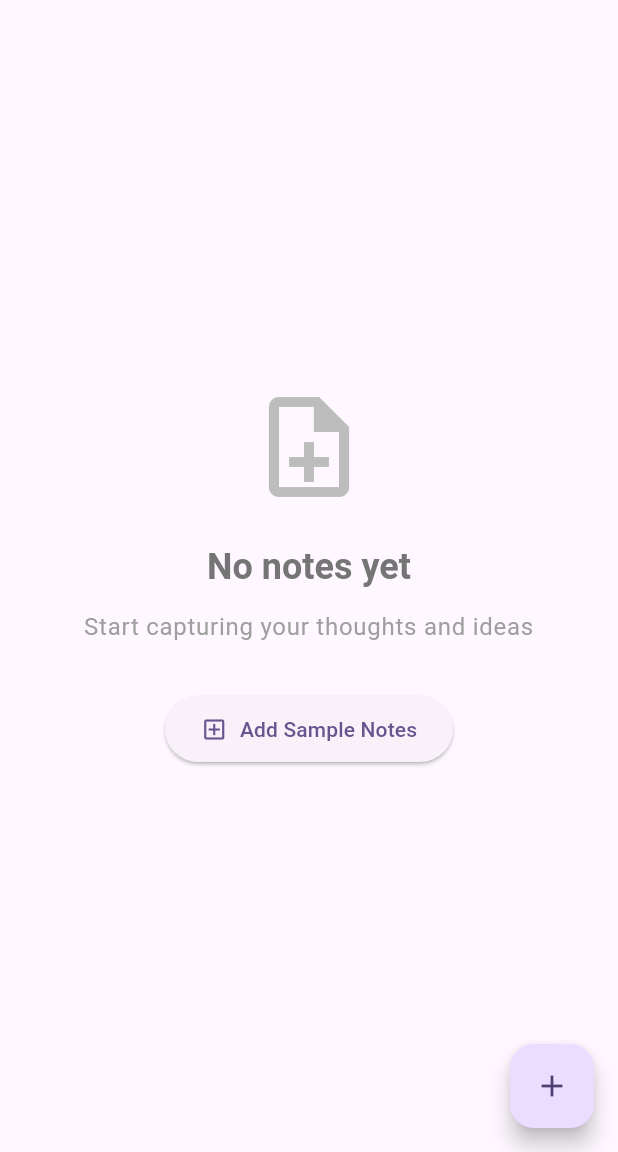
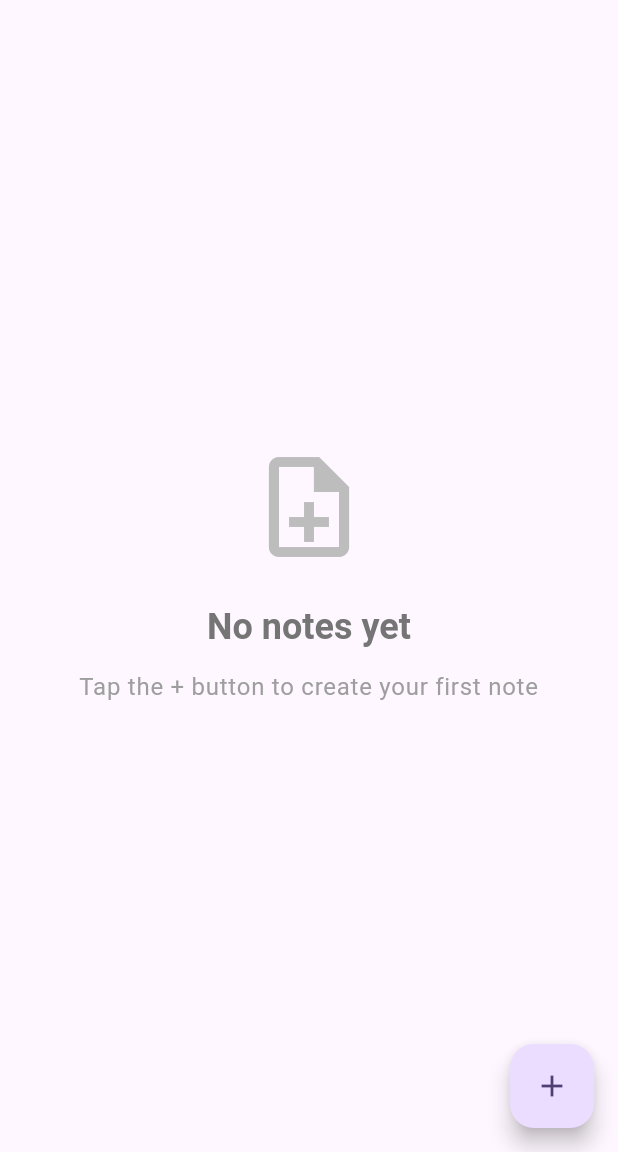
Before and after one commit to abeshahsan/innervoices, a Flutter app: the screen it shows once a user with an empty profile is signed in, on a phone screen of 412 x 824 dp, the part 84-1236 px from its top. Run offline on Flutter 3.47's test engine with Material 3 defaults, Android fonts, the phone set to English and light mode, and no system bars; our stand-ins replace bloc, firebase_auth, firebase_core, flutter_bloc, google_sign_in, realm; missing offline and left inert: realm_common; accounts and stored records are empty; generated files the repository leaves out were written again.

Commit message:
rename folder presentation to ui.

```diff
--- a/lib/main.dart
+++ b/lib/main.dart
@@ -8,8 +8,8 @@ import 'package:innervoices/data/repositories/note_repository_realm.dart';
 import 'package:innervoices/data/services/google_auth_service.dart';
 import 'package:innervoices/data/services/note_realm_service.dart';
 import 'package:innervoices/data/services/realm_manager.dart';
-import 'package:innervoices/presentation/screens/home.dart';
-import 'package:innervoices/presentation/screens/sign_in.dart';
+import 'package:innervoices/ui/screens/home.dart';
+import 'package:innervoices/ui/screens/sign_in.dart';
 
 void main() async {
   WidgetsFlutterBinding.ensureInitialized();
@@ -39,24 +39,31 @@ class InnerVoicesApp extends StatelessWidget {
     );
     /***** End repositories initialization *****/
 
-    return BlocProvider<UserBloc>(
-      create: (context) => UserBloc(authRepository)..add(CheckAuthStatus()),
+    return MultiBlocProvider(
+      providers: [
+        BlocProvider<UserBloc>(
+          create: (context) => UserBloc(authRepository)..add(CheckAuthStatus()),
+        ),
+        BlocProvider<NoteBloc>(
+          create: (context) => NoteBloc(noteRepository, '')..add(LoadNotes()),
+        ),
+      ],
       child: MaterialApp(
         title: 'Inner Voices',
         theme: ThemeData(
           colorScheme: ColorScheme.fromSeed(seedColor: Colors.deepPurple),
           useMaterial3: true,
         ),
-        home: AuthGate(noteRepository: noteRepository),
+        home: AuthGate(),
       ),
     );
   }
 }
 
 class AuthGate extends StatelessWidget {
-  final NoteRepositoryRealm noteRepository;
+  // final NoteRepositoryRealm noteRepository;
 
-  const AuthGate({super.key, required this.noteRepository});
+  const AuthGate({super.key});
 
   @override
   Widget build(BuildContext context) {
@@ -67,13 +74,7 @@ class AuthGate extends StatelessWidget {
             body: Center(child: CircularProgressIndicator()),
           );
         } else if (state is UserAuthenticated) {
-          // Create NoteBloc with authenticated user's ID
-          return BlocProvider<NoteBloc>(
-            create: (context) =>
-                NoteBloc(noteRepository, state.firebaseUser.uid)
-                  ..add(LoadNotes()),
-            child: const HomePage(),
-          );
+          return HomePage();
         } else {
           return const SignInPage();
         }
--- a/lib/presentation/screens/home.dart
+++ b/lib/ui/screens/home.dart
@@ -2,10 +2,10 @@ import 'package:flutter/material.dart';
 import 'package:flutter_bloc/flutter_bloc.dart';
 import 'package:innervoices/bloc/note/note_bloc.dart';
 import 'package:innervoices/bloc/user/user_bloc.dart';
-import 'package:innervoices/data/services/sample_data_helper.dart';
 import 'package:innervoices/models/note.dart';
-import 'package:innervoices/presentation/widgets/appbar.dart';
-import 'package:innervoices/presentation/widgets/drawer.dart';
+import 'package:innervoices/ui/screens/note_editor.dart';
+import 'package:innervoices/ui/widgets/appbar.dart';
+import 'package:innervoices/ui/widgets/drawer.dart';
 import 'package:intl/intl.dart';
 
 class HomePage extends StatelessWidget {
@@ -89,9 +89,8 @@ class HomePage extends StatelessWidget {
         ),
         floatingActionButton: FloatingActionButton(
           onPressed: () {
-            // TODO: Navigate to add note screen
-            ScaffoldMessenger.of(context).showSnackBar(
-              const SnackBar(content: Text('Add note feature coming soon!')),
+            Navigator.of(context).push(
+              MaterialPageRoute(builder: (context) => const NoteEditorScreen()),
             );
           },
           child: const Icon(Icons.add),
@@ -118,58 +117,11 @@ class HomePage extends StatelessWidget {
             ),
             const SizedBox(height: 12),
             Text(
-              'Start capturing your thoughts and ideas',
+              'Tap the + button to create your first note',
               style: Theme.of(
                 context,
               ).textTheme.bodyLarge?.copyWith(color: Colors.grey[500]),
               textAlign: TextAlign.center,
-            ),
-            const SizedBox(height: 32),
-            ElevatedButton.icon(
-              onPressed: () async {
-                final noteBloc = context.read<NoteBloc>();
-
-                // Show loading indicator
-                ScaffoldMessenger.of(context).showSnackBar(
-                  const SnackBar(content: Text('Adding sample notes...')),
-                );
-
-                try {
-                  await SampleDataHelper.insertSampleNotes(
-                    noteBloc.noteRepository,
-                    noteBloc.userId,
-                  );
-                  noteBloc.add(LoadNotes());
-
-                  if (context.mounted) {
-                    ScaffoldMessenger.of(context).hideCurrentSnackBar();
-                    ScaffoldMessenger.of(context).showSnackBar(
-                      const SnackBar(
-                        content: Text('Sample notes added successfully!'),
-                        backgroundColor: Colors.green,
-                      ),
-                    );
-                  }
-                } catch (e) {
-                  if (context.mounted) {
-                    ScaffoldMessenger.of(context).hideCurrentSnackBar();
-                    ScaffoldMessenger.of(context).showSnackBar(
-                      SnackBar(
-                        content: Text('Error: $e'),
-                        backgroundColor: Colors.red,
-                      ),
-                    );
-                  }
-                }
-              },
-              icon: const Icon(Icons.add_box_outlined),
-              label: const Text('Add Sample Notes'),
-              style: ElevatedButton.styleFrom(
-                padding: const EdgeInsets.symmetric(
-                  horizontal: 24,
-                  vertical: 12,
-                ),
-              ),
             ),
           ],
         ),
@@ -182,10 +134,11 @@ class HomePage extends StatelessWidget {
       elevation: 2,
       child: InkWell(
         onTap: () {
-          // TODO: Navigate to note detail/edit screen
-          ScaffoldMessenger.of(
-            context,
-          ).showSnackBar(SnackBar(content: Text('Tapped on: ${note.title}')));
+          Navigator.of(context).push(
+            MaterialPageRoute(
+              builder: (context) => NoteEditorScreen(note: note),
+            ),
+          );
         },
         borderRadius: BorderRadius.circular(12),
         child: Padding(
--- a/lib/presentation/screens/sign_in.dart
+++ b/lib/ui/screens/sign_in.dart
@@ -1,6 +1,6 @@
 import 'package:flutter/material.dart';
 import 'package:flutter_bloc/flutter_bloc.dart';
-import 'package:innervoices/presentation/widgets/appbar.dart';
+import 'package:innervoices/ui/widgets/appbar.dart';
 import 'package:innervoices/bloc/user/user_bloc.dart';
 
 class SignInPage extends StatelessWidget {
```
Also changed, not shown: lib/data/services/sample_data_helper.dart (deleted, +0 -65 lines), lib/ui/screens/note_editor.dart (added, +174 -0 lines), lib/ui/widgets/appbar.dart (renamed from lib/presentation/widgets/appbar.dart), lib/ui/widgets/drawer.dart (renamed from lib/presentation/widgets/drawer.dart).
